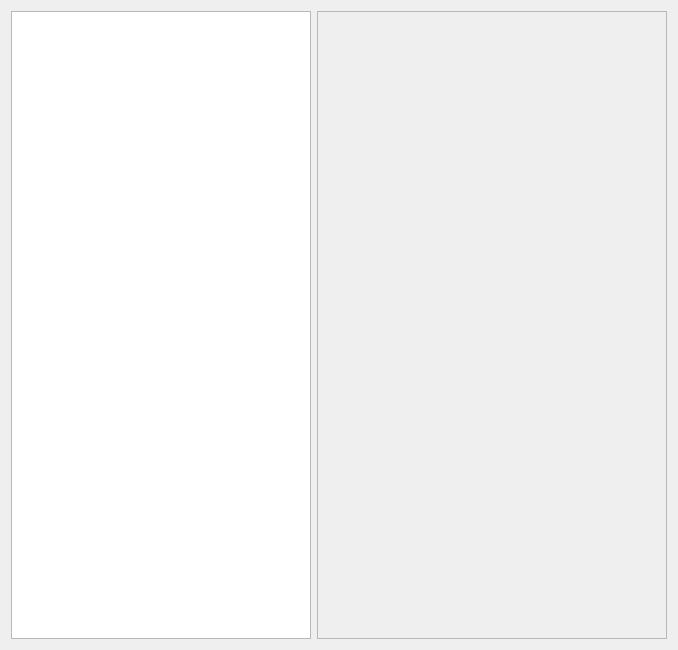
The window that src/airunner/pyqt/settings.ui (Capsize-Games/airunner) describes before a commit, drawn with Qt 5.
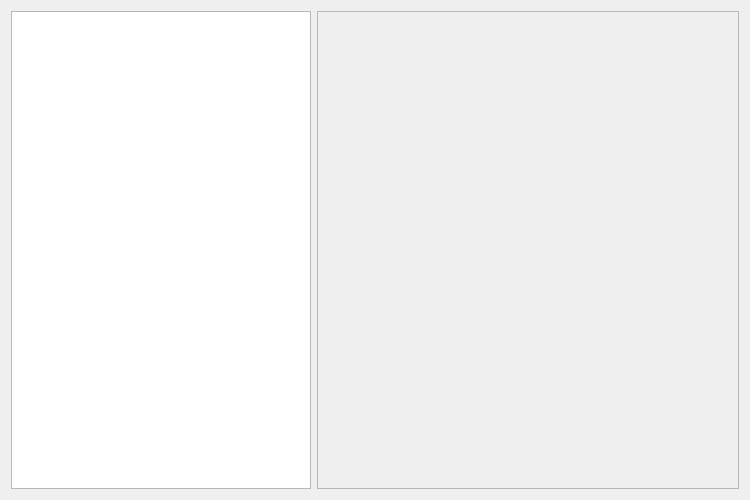
The same window after the commit.

Commit message: change size of settings window and rearrange some export preferences

Diff of the .ui file:
```diff
--- a/src/airunner/pyqt/settings.ui
+++ b/src/airunner/pyqt/settings.ui
@@ -6,19 +6,19 @@
    <rect>
     <x>0</x>
     <y>0</y>
-    <width>678</width>
-    <height>650</height>
+    <width>750</width>
+    <height>500</height>
    </rect>
   </property>
   <property name="sizePolicy">
-   <sizepolicy hsizetype="Preferred" vsizetype="MinimumExpanding">
+   <sizepolicy hsizetype="MinimumExpanding" vsizetype="MinimumExpanding">
     <horstretch>0</horstretch>
     <verstretch>0</verstretch>
    </sizepolicy>
   </property>
   <property name="minimumSize">
    <size>
-    <width>0</width>
+    <width>750</width>
     <height>500</height>
    </size>
   </property>
@@ -64,8 +64,8 @@
        <rect>
         <x>0</x>
         <y>0</y>
-        <width>352</width>
-        <height>630</height>
+        <width>424</width>
+        <height>480</height>
        </rect>
       </property>
      </widget>
```
The commit also changes 1 other file.
